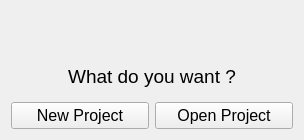
First picture: the form in src/ui/reosstartingwidget.ui, repository vcloarec/ReosProject, before the edit.
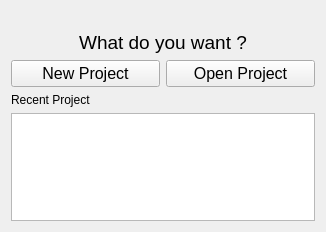
Second picture: the form after the edit. Icons and pictures are not drawn.

Commit message: purpose to open recent files

```diff
--- a/src/ui/reosstartingwidget.ui
+++ b/src/ui/reosstartingwidget.ui
@@ -6,12 +6,12 @@
    <rect>
     <x>0</x>
     <y>0</y>
-    <width>304</width>
-    <height>140</height>
+    <width>326</width>
+    <height>232</height>
    </rect>
   </property>
   <property name="sizePolicy">
-   <sizepolicy hsizetype="Minimum" vsizetype="Minimum">
+   <sizepolicy hsizetype="Expanding" vsizetype="Expanding">
     <horstretch>150</horstretch>
     <verstretch>150</verstretch>
    </sizepolicy>
@@ -81,6 +81,23 @@
      </item>
     </layout>
    </item>
+   <item>
+    <widget class="QLabel" name="label_2">
+     <property name="text">
+      <string>Recent Project</string>
+     </property>
+    </widget>
+   </item>
+   <item>
+    <widget class="QListView" name="mRecentProjectView">
+     <property name="sizePolicy">
+      <sizepolicy hsizetype="Expanding" vsizetype="Expanding">
+       <horstretch>0</horstretch>
+       <verstretch>0</verstretch>
+      </sizepolicy>
+     </property>
+    </widget>
+   </item>
   </layout>
  </widget>
  <resources>
```
The commit also changes 10 other files.
